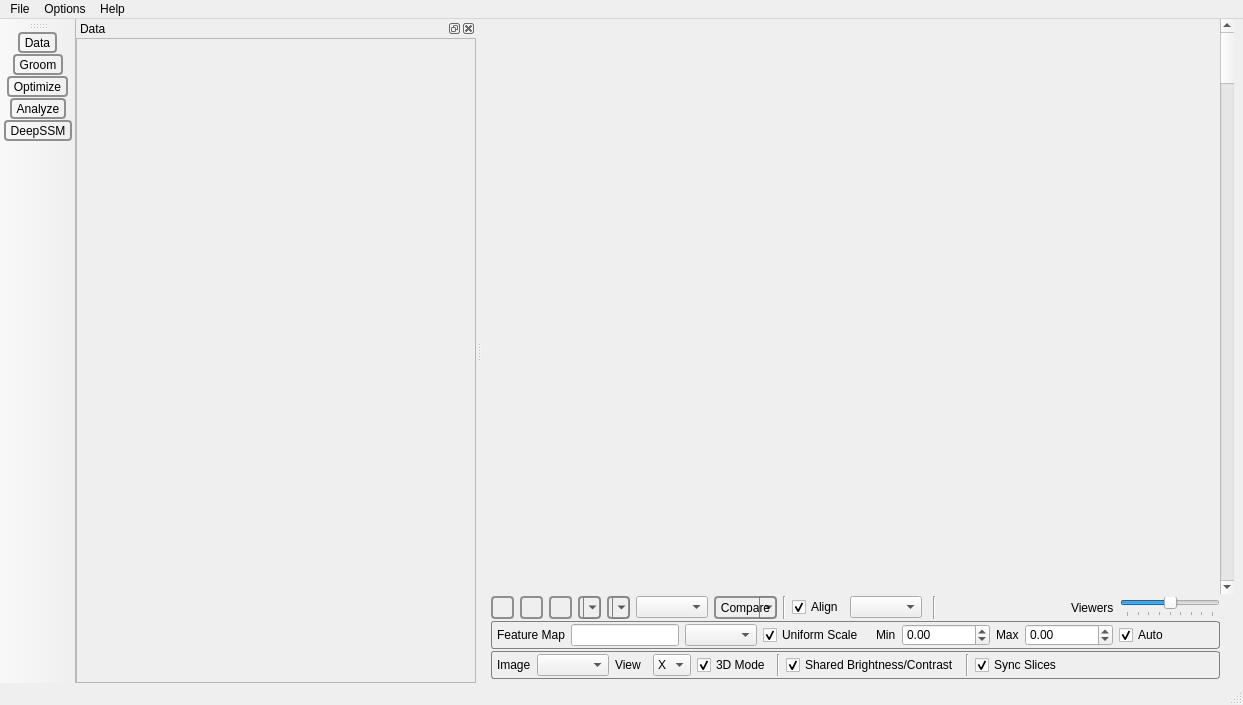
First picture: the form in Studio/src/Interface/ShapeWorksStudioApp.ui, repository SCIInstitute/ShapeWorks, before the edit.
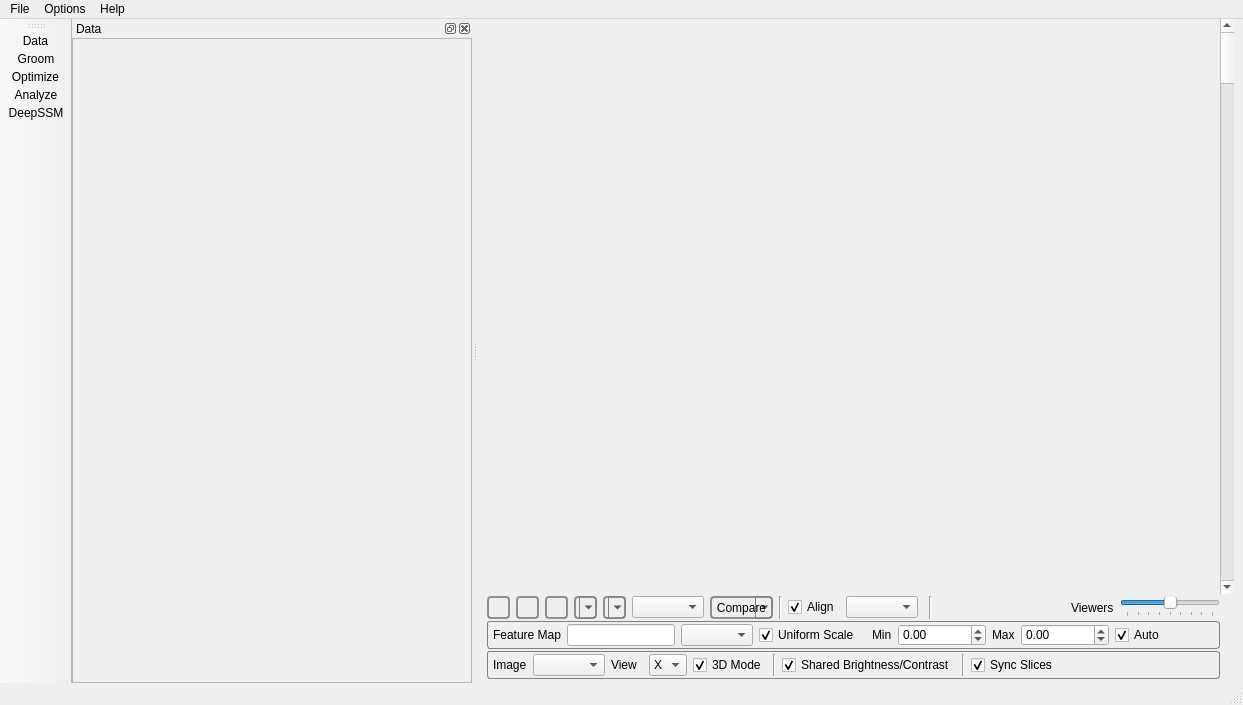
Second picture: the form after the edit. Icons and pictures are not drawn. Custom widgets are drawn as their Qt base class.

Commit message: Fix toolbutton background.

```diff
--- a/Studio/src/Interface/ShapeWorksStudioApp.ui
+++ b/Studio/src/Interface/ShapeWorksStudioApp.ui
@@ -68,7 +68,16 @@
 
 QToolButton::menu-arrow:open {
     top: 1px; left: 1px; /* shift it a bit */
-}</string>
+}
+
+QToolBar QToolButton {
+    border: none
+}
+
+QToolBar QToolButton::checked {
+	background-color: rgb(185, 185, 185);
+}
+</string>
   </property>
   <widget class="QWidget" name="centralwidget">
    <layout class="QGridLayout" name="gridLayout">
```
